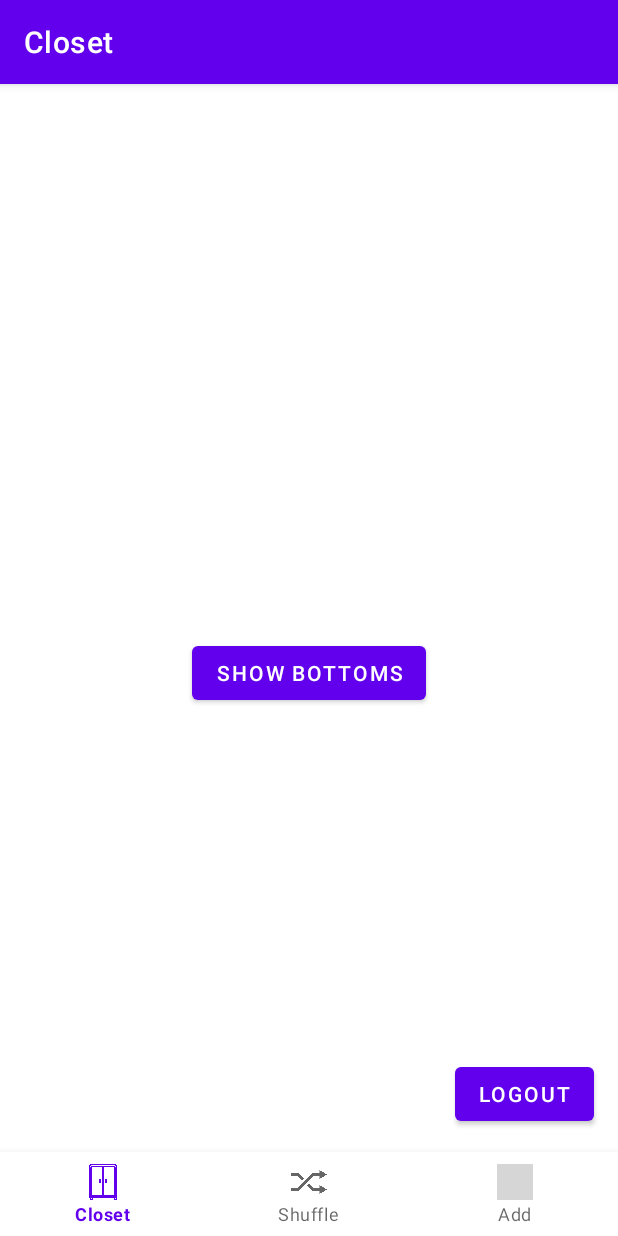
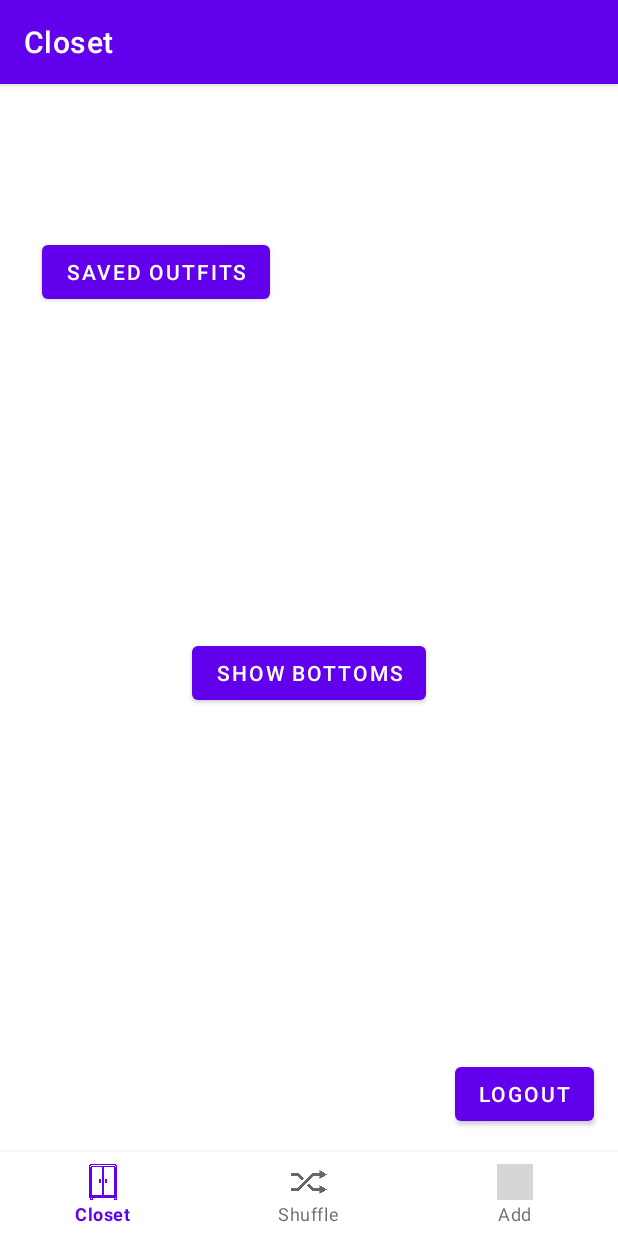
Before and after one commit to mnoeel/styleshuffleapp, an Android app: the screen it shows after launch once a user with an empty profile is signed in (MainActivity), on a phone screen of 412 x 824 dp. Run offline under Robolectric (Android 15) with nearby library versions, the phone set to English and light mode, and no system bars; our stand-ins replace Firebase (no records; nobody signed in at launch, a user with empty details on screens opened directly), Room's generated code, navigation-ui; grey boxes are pictures that could not be loaded.

Commit message:
saved outfits activity w/ added db table

```diff
--- a/app/src/main/AndroidManifest.xml
+++ b/app/src/main/AndroidManifest.xml
@@ -5,7 +5,6 @@
     <uses-feature
         android:name="android.hardware.camera2"
         android:required="true" />
-
 
     <application
         android:allowBackup="true"
@@ -16,6 +15,10 @@
         android:supportsRtl="true"
         android:theme="@style/Theme.Styleshuffle"
         tools:targetApi="31">
+        <activity
+            android:name=".SavedOutfitsActivity"
+            android:parentActivityName=".MainActivity"
+            android:exported="false" />
         <activity
             android:name=".ForgotPassword"
             android:exported="false" />
--- /dev/null
+++ b/app/src/main/java/com/example/styleshuffle/DataModel/OutfitDAO.java
@@ -0,0 +1,24 @@
+package com.example.styleshuffle.DataModel;
+
+import androidx.room.Dao;
+import androidx.room.Delete;
+import androidx.room.Insert;
+import androidx.room.Query;
+import androidx.room.Update;
+
+import java.util.List;
+
+@Dao
+public interface OutfitDAO {
+    @Query("Select  * from Outfits")
+    List<Outfit> getAllOutfits();
+
+    @Insert
+    void insertOutfit(Outfit outfit);
+
+    @Update
+    void updateOutfit(Outfit outfit);
+
+    @Delete
+    void deleteOutfit(Outfit outfit);
+}
--- a/app/src/main/java/com/example/styleshuffle/DataModel/UserDatabase.java
+++ b/app/src/main/java/com/example/styleshuffle/DataModel/UserDatabase.java
@@ -12,7 +12,7 @@ import androidx.room.migration.Migration;
 import androidx.sqlite.db.SupportSQLiteDatabase;
 
 @Database(
-        entities = {BottomItem.class,TopItem.class,ShoeItem.class},
+        entities = {BottomItem.class,TopItem.class,ShoeItem.class,Outfit.class},
         version = 1,
         exportSchema = false
 )
@@ -22,6 +22,8 @@ public abstract class UserDatabase extends RoomDatabase {
         public abstract TopItemDAO topItemDAO();
         public abstract BottomItemDAO bottomItemDAO();
         public abstract ShoeItemDAO shoeItemDAO();
+        public abstract OutfitDAO outfitDAO();
+
 
         public static synchronized UserDatabase getDBInstance(Context context) {
             if(userDB == null) {
--- a/app/src/main/java/com/example/styleshuffle/ui/home/ClosetFragment.java
+++ b/app/src/main/java/com/example/styleshuffle/ui/home/ClosetFragment.java
@@ -1,5 +1,6 @@
 package com.example.styleshuffle.ui.home;
 
+import android.content.Intent;
 import android.os.Bundle;
 import android.view.LayoutInflater;
 import android.view.View;
@@ -20,6 +21,7 @@ import com.example.styleshuffle.DataModel.TopItemDAO;
 import com.example.styleshuffle.DataModel.UserDatabase;
 import com.example.styleshuffle.R;
 import com.example.styleshuffle.Recycler.BottomUserRecycler;
+import com.example.styleshuffle.SavedOutfitsActivity;
 
 import java.util.List;
 
@@ -30,16 +32,20 @@ public class ClosetFragment extends Fragment {
     TopItemDAO topItemDAO;
     ShoeItemDAO shoeItemDAO;
     private List<BottomItem> items;
+    Button startOutfitsActivityBtn, buttonBottoms;
 
     @Override
     public View onCreateView(LayoutInflater inflater, ViewGroup container, Bundle savedInstanceState) {
         View view = inflater.inflate(R.layout.fragment_closet, container, false);
-        Button buttonBottoms = view.findViewById(R.id.buttonBottoms);
+        buttonBottoms = view.findViewById(R.id.buttonBottoms);
         bottomRecyclerView = view.findViewById(R.id.horGridView);
         bottomItemDAO = UserDatabase.getDBInstance(requireContext()).bottomItemDAO();
         BottomUserRecycler bottomUserRecycler = new BottomUserRecycler(bottomItemDAO.getAllBottomItems());
         bottomRecyclerView.setLayoutManager(new LinearLayoutManager(requireContext(), LinearLayoutManager.HORIZONTAL, false));
         bottomRecyclerView.setAdapter(bottomUserRecycler);
+
+        startOutfitsActivityBtn = view.findViewById(R.id.outfitsActivityBtn);
+
         buttonBottoms.setOnClickListener(v -> {
             if (isGridViewVisible) {
                 bottomRecyclerView.setVisibility(View.GONE);
@@ -50,6 +56,11 @@ public class ClosetFragment extends Fragment {
 
             }
         });
+
+        startOutfitsActivityBtn.setOnClickListener(v -> {
+            Intent intent = new Intent(getActivity(), SavedOutfitsActivity.class);
+            startActivity(intent);
+        });
         return view;
 
     }
--- a/app/src/main/res/layout/fragment_closet.xml
+++ b/app/src/main/res/layout/fragment_closet.xml
@@ -18,6 +18,18 @@ tools:context=".ui.home.ClosetFragment">
     app:layout_constraintStart_toStartOf="parent"
     app:layout_constraintTop_toTopOf="parent" />
 
+    <Button
+        android:id="@+id/outfitsActivityBtn"
+        android:layout_width="wrap_content"
+        android:layout_height="wrap_content"
+        android:text="Saved Outfits"
+        app:layout_constraintBottom_toBottomOf="parent"
+        app:layout_constraintEnd_toEndOf="parent"
+        app:layout_constraintHorizontal_bias="0.107"
+        app:layout_constraintStart_toStartOf="parent"
+        app:layout_constraintTop_toTopOf="parent"
+        app:layout_constraintVertical_bias="0.049" />
+
 <androidx.recyclerview.widget.RecyclerView
     android:id="@+id/horGridView"
     android:layout_width="0dp"
@@ -30,4 +42,6 @@ tools:context=".ui.home.ClosetFragment">
     app:layout_constraintEnd_toEndOf="parent"
     app:layout_constraintTop_toBottomOf="@+id/buttonBottoms" />
 
+
+
 </androidx.constraintlayout.widget.ConstraintLayout>
```
Also changed, not shown: app/src/main/java/com/example/styleshuffle/DataModel/Outfit.java (added, +54 -0 lines), app/src/main/java/com/example/styleshuffle/DataModel/OutfitViewHolder.java (added, +20 -0 lines), app/src/main/java/com/example/styleshuffle/Recycler/OutfitAdapter.java (added, +54 -0 lines), app/src/main/java/com/example/styleshuffle/SavedOutfitsActivity.java (added, +18 -0 lines), app/src/main/res/layout/activity_saved_outfits.xml (added, +21 -0 lines), app/src/main/res/layout/outfit_item_layout.xml (added, +41 -0 lines).
